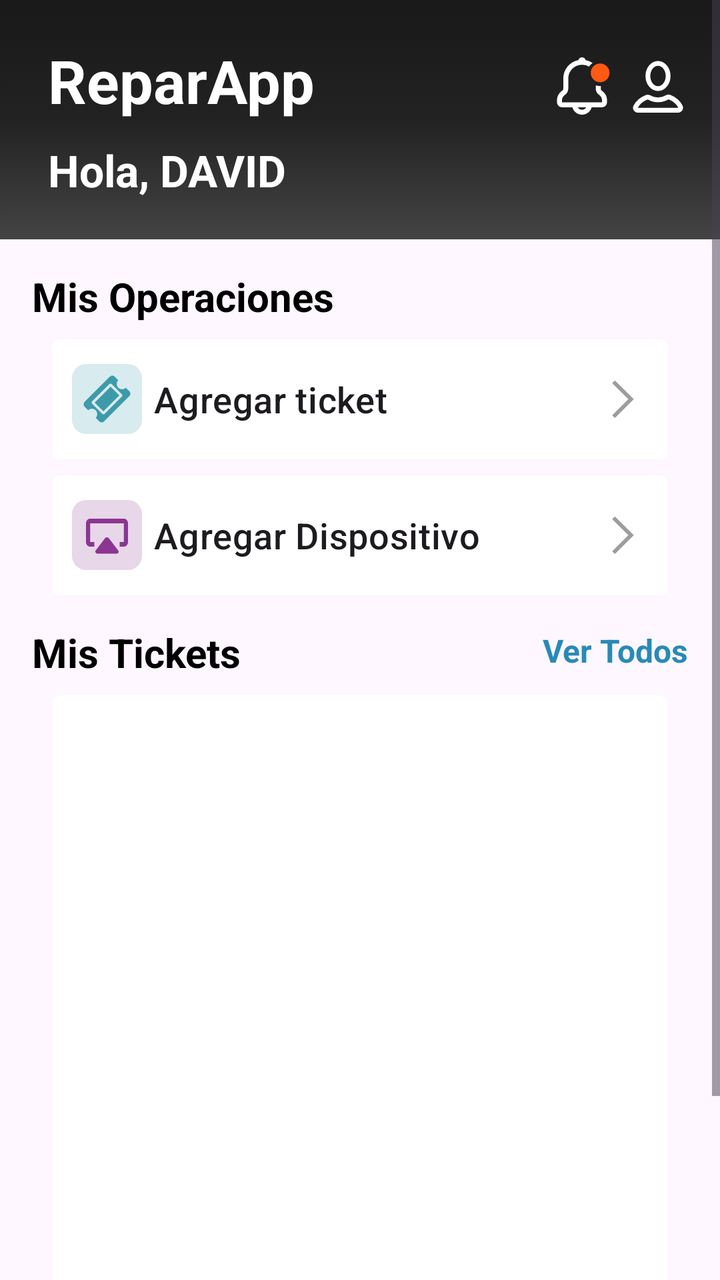
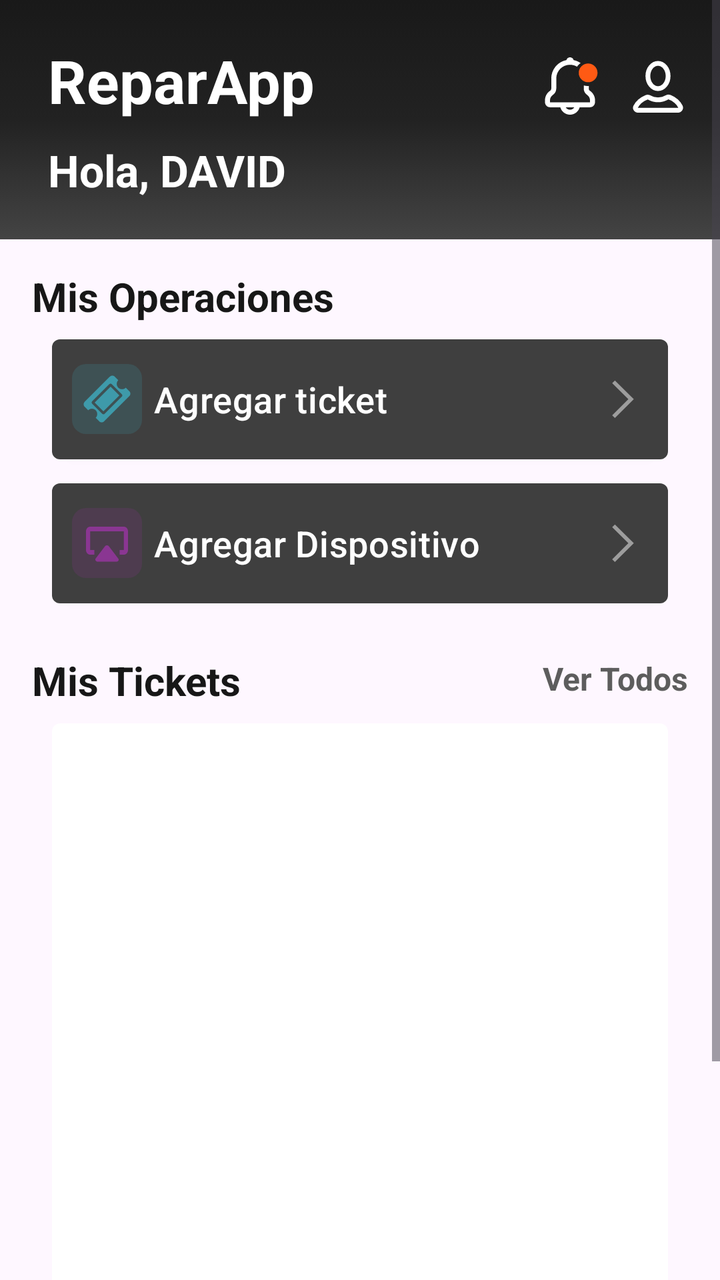

Before-and-after screenshots of an Android layout around one commit, followed by the original layout XML and the change that was made.
<!-- AndroidManifest.xml: application theme Theme.ReparApp -->
<!-- res/layout/fragment_home_user.xml -->
<?xml version="1.0" encoding="utf-8"?>
<ScrollView xmlns:android="http://schemas.android.com/apk/res/android"
    xmlns:app="http://schemas.android.com/apk/res-auto"
    xmlns:tools="http://schemas.android.com/tools"
    android:layout_width="match_parent"
    android:layout_height="match_parent">

    <LinearLayout
        android:layout_width="match_parent"
        android:layout_height="wrap_content"
        android:orientation="vertical"
        app:layout_constraintStart_toStartOf="parent"
        app:layout_constraintTop_toBottomOf="@id/headerLayout">

        <androidx.constraintlayout.widget.ConstraintLayout
            android:id="@+id/headerLayout"
            android:layout_width="match_parent"
            android:layout_height="wrap_content"
            android:background="@drawable/bg_fondo"
            android:gravity="center_vertical"
            android:orientation="horizontal"
            android:paddingHorizontal="16dp"
            android:paddingVertical="20dp"
            >

            <TextView
                android:id="@+id/tv_titulo_home"
                android:layout_width="wrap_content"
                android:layout_height="wrap_content"
                android:layout_marginStart="8dp"
                android:text="@string/home"
                android:textColor="@android:color/white"
                android:textSize="30sp"
                android:textStyle="bold"
                app:layout_constraintStart_toStartOf="parent"
                app:layout_constraintTop_toTopOf="parent" />

            <ImageView
                android:id="@+id/img_usuario_notificacion"
                android:layout_width="30dp"
                android:layout_height="30dp"
                android:layout_marginTop="8dp"
                android:layout_marginEnd="8dp"
                android:src="@drawable/icon_noti_act"
                app:layout_constraintEnd_toStartOf="@id/img_usuario_perfil"
                app:layout_constraintTop_toTopOf="parent" />

            <ImageView
                android:id="@+id/img_usuario_perfil"
                android:layout_width="30dp"
                android:layout_height="30dp"
                android:layout_marginTop="8dp"
                android:src="@drawable/icon_profile_pru"
                app:layout_constraintEnd_toEndOf="parent"
                app:layout_constraintTop_toTopOf="parent" />

            <TextView
                android:id="@+id/tv_saludo"
                android:layout_width="wrap_content"
                android:layout_height="wrap_content"
                android:layout_marginTop="10dp"
                android:text="Hola, "
                android:textColor="@color/white"
                android:textSize="22sp"
                android:textStyle="bold"
                app:layout_constraintStart_toStartOf="@id/tv_titulo_home"
                app:layout_constraintTop_toBottomOf="@id/tv_titulo_home" />

            <TextView
                android:id="@+id/tvUsername"
                android:layout_width="wrap_content"
                android:layout_height="wrap_content"
                android:layout_marginTop="10dp"
                android:text="David"
                android:textAllCaps="true"
                android:textColor="@color/white"
                android:textSize="22sp"
                android:textStyle="bold"
                app:layout_constraintStart_toEndOf="@id/tv_saludo"
                app:layout_constraintTop_toBottomOf="@id/tv_titulo_home" />


        </androidx.constraintlayout.widget.ConstraintLayout>

        <LinearLayout
            android:layout_width="match_parent"
            android:layout_height="wrap_content"
            android:layout_marginHorizontal="16dp"
            android:layout_marginTop="15dp"
            android:orientation="vertical">
            <TextView
                android:layout_width="wrap_content"
                android:layout_height="wrap_content"
                android:text="Mis Operaciones"
                android:textColor="@color/black"
                android:textSize="20dp"
                android:textStyle="bold" />

            <androidx.cardview.widget.CardView
                android:layout_width="match_parent"
                android:layout_height="wrap_content"
                android:layout_marginHorizontal="10dp"
                android:layout_marginTop="8dp"
                android:backgroundTint="@color/white"
                app:cardCornerRadius="4dp"
                app:layout_constraintTop_toTopOf="parent">

                <LinearLayout
                    android:id="@+id/llAddTicket"
                    android:layout_width="match_parent"
                    android:layout_height="60dp"
                    android:gravity="start|center"
                    android:orientation="horizontal"
                    android:paddingHorizontal="10dp"

                    >

                    <ImageView
                        android:layout_width="35dp"
                        android:layout_height="35dp"
                        android:src="@drawable/icon_ticket_prueba" />

                    <TextView
                        android:id="@+id/tv_agregar_ticket"
                        android:layout_width="0dp"
                        android:layout_height="wrap_content"
                        android:layout_marginStart="6dp"
                        android:layout_weight="1"
                        android:gravity="start|center"
                        android:text="Agregar ticket"
                        android:textAppearance="?attr/textAppearanceHeadline6"
                        android:textSize="18dp" />

                    <ImageView
                        android:layout_width="25dp"
                        android:layout_height="25dp"
                        android:layout_gravity="center|end"
                        android:src="@drawable/icon_arrow_right" />
                </LinearLayout>
            </androidx.cardview.widget.CardView>
            <androidx.cardview.widget.CardView
                android:layout_width="match_parent"
                android:layout_height="wrap_content"
                android:layout_marginHorizontal="10dp"
                android:layout_marginTop="8dp"
                android:backgroundTint="@color/white"
                app:cardCornerRadius="4dp"
                app:layout_constraintTop_toTopOf="parent">

                <LinearLayout
                    android:id="@+id/llAddDevice"
                    android:layout_width="match_parent"
                    android:layout_height="60dp"
                    android:gravity="start|center"
                    android:orientation="horizontal"
                    android:paddingHorizontal="10dp">

                    <ImageView
                        android:layout_width="35dp"
                        android:layout_height="35dp"
                        android:src="@drawable/icon_device_prueba" />

                    <TextView
                        android:id="@+id/tv_agregar_dispositivo"
                        android:layout_width="0dp"
                        android:layout_height="wrap_content"
                        android:layout_marginStart="6dp"
                        android:layout_weight="1"
                        android:gravity="start|center"
                        android:text="Agregar Dispositivo"
                        android:textAppearance="?attr/textAppearanceHeadline6"
                        android:textSize="18dp" />

                    <ImageView
                        android:layout_width="25dp"
                        android:layout_height="25dp"
                        android:layout_gravity="center|end"
                        android:src="@drawable/icon_arrow_right" />
                </LinearLayout>
            </androidx.cardview.widget.CardView>
            <androidx.constraintlayout.widget.ConstraintLayout
                android:layout_width="match_parent"
                android:layout_height="wrap_content"
                android:layout_marginTop="15dp">

                <TextView
                    android:id="@+id/tv_titulo_mis_tickets"
                    android:layout_width="wrap_content"
                    android:layout_height="wrap_content"
                    android:text="Mis Tickets"
                    android:textColor="@color/black"
                    android:textSize="20sp"
                    android:textStyle="bold"
                    app:layout_constraintBottom_toBottomOf="parent"
                    app:layout_constraintStart_toStartOf="parent"
                    app:layout_constraintTop_toTopOf="parent" />

                <TextView
                    android:id="@+id/tv_ver_todos"
                    android:layout_width="wrap_content"
                    android:layout_height="24dp"
                    android:text="Ver Todos"
                    android:textColor="#298AB6"
                    android:textSize="16dp"
                    android:textStyle="bold"
                    app:layout_constraintBottom_toBottomOf="@id/tv_titulo_mis_tickets"
                    app:layout_constraintEnd_toEndOf="parent"
                    app:layout_constraintTop_toTopOf="parent" />
            </androidx.constraintlayout.widget.ConstraintLayout>

            <androidx.cardview.widget.CardView
                android:layout_width="match_parent"
                android:layout_height="350dp"
                android:layout_marginHorizontal="10dp"
                android:layout_marginTop="8dp"
                app:cardCornerRadius="4dp">

                <TextView
                    android:id="@+id/tv_no_tickets"
                    android:layout_width="match_parent"
                    android:layout_height="wrap_content"
                    android:text="No hay tickets registrados"
                    android:gravity="center"
                    android:textSize="16sp"
                    android:textColor="@color/black"
                    android:visibility="gone"
                    android:layout_marginTop="10dp"
                    />

                <androidx.recyclerview.widget.RecyclerView
                    android:id="@+id/rv_historial_tickets"
                    android:layout_width="match_parent"
                    android:layout_height="350dp"
                    android:paddingHorizontal="10dp"
                    tools:layoutManager="LinearLayoutManager"
                    tools:listitem="@layout/item_ticket"
                    tools:orientation="vertical" />

            </androidx.cardview.widget.CardView>
            <androidx.constraintlayout.widget.ConstraintLayout
                android:layout_width="match_parent"
                android:layout_height="wrap_content"
                android:layout_marginTop="15dp">

                <TextView
                    android:id="@+id/tv_mis_disipositivo"
                    android:layout_width="wrap_content"
                    android:layout_height="wrap_content"
                    android:text="Mis Dispositivos"
                    android:textColor="@color/black"
                    android:textSize="20sp"
                    android:textStyle="bold"
                    app:layout_constraintBottom_toBottomOf="parent"
                    app:layout_constraintStart_toStartOf="parent"
                    app:layout_constraintTop_toTopOf="parent" />


            </androidx.constraintlayout.widget.ConstraintLayout>

            <androidx.recyclerview.widget.RecyclerView
                android:id="@+id/rv_lista_dispositivos"
                android:layout_width="match_parent"
                android:layout_height="wrap_content"
                android:layout_marginTop="8dp"
                app:layout_constraintEnd_toEndOf="parent"
                app:layout_constraintStart_toStartOf="parent"
                app:layout_constraintTop_toBottomOf="@+id/misDevicesTitle"
                tools:layoutManager="LinearLayoutManager"
                tools:listitem="@layout/item_device"
                tools:orientation="horizontal" />

        </LinearLayout>




    </LinearLayout>

</ScrollView>
<!-- res/layout/item_ticket.xml (included above) -->
<?xml version="1.0" encoding="utf-8"?>
<LinearLayout xmlns:android="http://schemas.android.com/apk/res/android"
    android:layout_width="match_parent"
    android:layout_height="80dp"
    xmlns:app="http://schemas.android.com/apk/res-auto"
    android:layout_marginHorizontal="8dp"
    android:layout_marginBottom="8dp"
    android:orientation="horizontal"
    android:gravity="center_vertical"

    >


        <ImageView
            android:id="@+id/ticketIcon"
            android:layout_width="45dp"
            android:layout_height="45dp"
            android:src="@drawable/icon_ticket_prueba"
            android:contentDescription="Ticket Type Icon"
            app:tint="@android:color/black"
            android:layout_marginEnd="12dp" />

        <LinearLayout
            android:layout_width="0dp"
            android:layout_height="wrap_content"
            android:layout_weight="1"
            android:layout_marginEnd="10dp"
            android:orientation="vertical">

            <TextView
                android:id="@+id/ticket_codigo"
                android:layout_width="wrap_content"
                android:layout_height="wrap_content"
                android:text="TICKET"
                android:maxLines="1"
                android:textColor="@android:color/black"
                android:textSize="16sp"

                android:textStyle="bold" />

            <TextView
                android:id="@+id/ticket_fecha_reporte"
                android:layout_width="wrap_content"
                android:layout_height="wrap_content"
                android:text="12 Mayo 2025 - 9:14 Am"
                android:textColor="@color/grey"
                android:textSize="14sp"
                android:layout_marginTop="4dp" />

        </LinearLayout>

        <com.google.android.material.button.MaterialButton
            android:id="@+id/btn_ticket_ver_detalle"
            android:layout_width="wrap_content"
            android:layout_height="50dp"
            android:text="Ir"
            android:textColor="@android:color/white"
            android:backgroundTint = "@color/black"
            android:textSize="16sp"
            android:paddingHorizontal="10dp"
            android:textAllCaps="false"
            android:minWidth="0dp"
            app:icon="@drawable/ic_arrow_right"
            app:iconGravity="end"
            app:cornerRadius="5dp"/>


    </LinearLayout>
<!-- res/layout/item_device.xml (included above) -->
<?xml version="1.0" encoding="utf-8"?>
<androidx.constraintlayout.widget.ConstraintLayout xmlns:android="http://schemas.android.com/apk/res/android"
    xmlns:app="http://schemas.android.com/apk/res-auto"
    android:layout_width="wrap_content"
    android:layout_height="195dp"
    android:layout_marginEnd="12dp"
    android:layout_margin="8dp"
    >

    <ImageView
        android:id="@+id/img_dispositivo"
        android:layout_width="164dp"
        android:layout_height="164dp"
        android:background="@drawable/grey_bg_prueba"
        android:src="@drawable/televisor"
        android:padding="16dp"
        android:scaleType= "centerCrop"
        app:layout_constraintTop_toTopOf="parent"
        app:layout_constraintStart_toStartOf="parent"
        app:layout_constraintEnd_toEndOf="parent"
        />

    <TextView
        android:id="@+id/tv_modelo_dispositivo"
        android:layout_width="wrap_content"
        android:layout_height="wrap_content"
        android:text="HP Pavilion 15"
        android:textColor="@android:color/black"
        android:textSize="16sp"
        android:textStyle="bold"
        android:layout_marginTop="4dp"
        app:layout_constraintStart_toStartOf="parent"
        app:layout_constraintEnd_toEndOf="parent"
        app:layout_constraintTop_toBottomOf="@id/img_dispositivo"
        />

</androidx.constraintlayout.widget.ConstraintLayout>
<!-- resources referenced by this layout -->
<resources>
  <color name="black">#FF000000</color>
  <color name="grey">#828282</color>
  <color name="white">#FFFFFFFF</color>
  <!-- drawable bg_fondo (drawable) -->
  <?xml version="1.0" encoding="utf-8"?>
  <selector xmlns:android="http://schemas.android.com/apk/res/android">
      <item>
          <shape android:shape="rectangle">
              <gradient
                  android:type="linear"
                  android:angle="270"
                  android:startColor="#191919"
                  android:centerColor="#222222"
                  android:endColor="#444444"
                  android:gradientRadius="0.8"
              />
          </shape>
      </item>
  </selector>
  <!-- drawable grey_bg_prueba (drawable) -->
  <?xml version="1.0" encoding="utf-8"?>
  <selector xmlns:android="http://schemas.android.com/apk/res/android">
      <item>
          <shape android:shape="rectangle">
              <corners android:radius="10dp"/>
              <solid android:color="@color/light_Grey"/>
          </shape>
      </item>
  </selector>
  <!-- drawable icon_arrow_right (drawable) -->
  <vector xmlns:android="http://schemas.android.com/apk/res/android"
      android:width="20dp"
      android:height="20dp"
      android:viewportWidth="20"
      android:viewportHeight="20">
    <path
        android:pathData="M6.764,17.608L5.667,16.511L12.139,10.094L5.667,3.676L6.764,2.579L14.333,10.094L6.764,17.608Z"
        android:fillColor="#9D9D9D"/>
  </vector>
  <!-- drawable icon_profile_pru (drawable) -->
  <vector xmlns:android="http://schemas.android.com/apk/res/android"
      android:width="50dp"
      android:height="50dp"
      android:viewportWidth="50"
      android:viewportHeight="50">
    <path
        android:pathData="M25,6.167C29.323,6.167 33.416,10.511 33.416,16.667C33.416,22.822 29.323,27.166 25,27.167C20.678,27.167 16.583,22.823 16.583,16.667C16.583,10.511 20.678,6.167 25,6.167Z"
        android:strokeWidth="4"
        android:fillColor="#00000000"
        android:strokeColor="#ffffff"/>
    <path
        android:pathData="M32.695,34.381C33.067,34.158 33.845,34.058 34.723,34.336C38.902,36.061 42.012,38.869 43.628,42.101C44.321,43.487 43.327,45.249 41.458,45.249H8.542C7.655,45.249 6.904,44.805 6.484,44.204C6.081,43.626 6.015,42.975 6.345,42.364L6.358,42.337L6.372,42.31C7.996,39.062 11.13,36.239 15.341,34.516L15.41,34.488L15.477,34.454C15.997,34.194 16.761,34.22 17.482,34.483C19.801,35.839 22.187,36.541 25,36.541C27.884,36.541 30.321,35.805 32.695,34.381Z"
        android:strokeWidth="4"
        android:fillColor="#00000000"
        android:strokeColor="#ffffff"/>
  </vector>
  <string name="home">ReparApp</string>
  <style name="Theme.ReparApp" parent="Base.Theme.ReparApp" />
  <color name="light_Grey">#E9E9E9</color>
  <style name="Base.Theme.ReparApp" parent="Theme.Material3.DayNight.NoActionBar">
          
          
      </style>
  <!-- unchanged entries left out for length: 5 -->
</resources>

<!-- the commit's change to res/layout/fragment_home_user.xml (unified diff, before → after) -->
@@ -40,7 +40,7 @@
                 android:layout_width="30dp"
                 android:layout_height="30dp"
                 android:layout_marginTop="8dp"
-                android:layout_marginEnd="8dp"
+                android:layout_marginEnd="14dp"
                 android:src="@drawable/icon_noti_act"
                 app:layout_constraintEnd_toStartOf="@id/img_usuario_perfil"
                 app:layout_constraintTop_toTopOf="parent" />
@@ -92,7 +92,7 @@
                 android:layout_width="wrap_content"
                 android:layout_height="wrap_content"
                 android:text="Mis Operaciones"
-                android:textColor="@color/black"
+                android:textColor="@color/primary_title"
                 android:textSize="20dp"
                 android:textStyle="bold" />
 
@@ -103,6 +103,7 @@
                 android:layout_marginTop="8dp"
                 android:backgroundTint="@color/white"
                 app:cardCornerRadius="4dp"
+                android:layout_marginBottom="4dp"
                 app:layout_constraintTop_toTopOf="parent">
 
                 <LinearLayout
@@ -112,7 +113,7 @@
                     android:gravity="start|center"
                     android:orientation="horizontal"
                     android:paddingHorizontal="10dp"
-
+                    android:background="#3f3f3f"
                     >
 
                     <ImageView
@@ -127,6 +128,7 @@
                         android:layout_marginStart="6dp"
                         android:layout_weight="1"
                         android:gravity="start|center"
+                        android:textColor="@color/white"
                         android:text="Agregar ticket"
                         android:textAppearance="?attr/textAppearanceHeadline6"
                         android:textSize="18dp" />
@@ -153,6 +155,7 @@
                     android:layout_height="60dp"
                     android:gravity="start|center"
                     android:orientation="horizontal"
+                    android:background="#3f3f3f"
                     android:paddingHorizontal="10dp">
 
                     <ImageView
@@ -166,6 +169,7 @@
                         android:layout_height="wrap_content"
                         android:layout_marginStart="6dp"
                         android:layout_weight="1"
+                        android:textColor="@color/white"
                         android:gravity="start|center"
                         android:text="Agregar Dispositivo"
                         android:textAppearance="?attr/textAppearanceHeadline6"
@@ -181,14 +185,14 @@
             <androidx.constraintlayout.widget.ConstraintLayout
                 android:layout_width="match_parent"
                 android:layout_height="wrap_content"
-                android:layout_marginTop="15dp">
+                android:layout_marginTop="25dp">
 
                 <TextView
                     android:id="@+id/tv_titulo_mis_tickets"
                     android:layout_width="wrap_content"
                     android:layout_height="wrap_content"
                     android:text="Mis Tickets"
-                    android:textColor="@color/black"
+                    android:textColor="@color/primary_title"
                     android:textSize="20sp"
                     android:textStyle="bold"
                     app:layout_constraintBottom_toBottomOf="parent"
@@ -200,7 +204,7 @@
                     android:layout_width="wrap_content"
                     android:layout_height="24dp"
                     android:text="Ver Todos"
-                    android:textColor="#298AB6"
+                    android:textColor="#5D5D5D"
                     android:textSize="16dp"
                     android:textStyle="bold"
                     app:layout_constraintBottom_toBottomOf="@id/tv_titulo_mis_tickets"
@@ -240,14 +244,14 @@
             <androidx.constraintlayout.widget.ConstraintLayout
                 android:layout_width="match_parent"
                 android:layout_height="wrap_content"
-                android:layout_marginTop="15dp">
+                android:layout_marginTop="25dp">
 
                 <TextView
                     android:id="@+id/tv_mis_disipositivo"
                     android:layout_width="wrap_content"
                     android:layout_height="wrap_content"
                     android:text="Mis Dispositivos"
-                    android:textColor="@color/black"
+                    android:textColor="@color/primary_title"
                     android:textSize="20sp"
                     android:textStyle="bold"
                     app:layout_constraintBottom_toBottomOf="parent"
@@ -313,7 +317,7 @@
                 android:layout_height="wrap_content"
                 android:text="TICKET"
                 android:maxLines="1"
-                android:textColor="@android:color/black"
+                android:textColor="@color/primary_title"
                 android:textSize="16sp"
 
                 android:textStyle="bold" />
@@ -335,7 +339,7 @@
             android:layout_height="50dp"
             android:text="Ir"
             android:textColor="@android:color/white"
-            android:backgroundTint = "@color/black"
+            android:backgroundTint = "#121212"
             android:textSize="16sp"
             android:paddingHorizontal="10dp"
             android:textAllCaps="false"
<!-- resource entries referenced after the edit -->
@@ -2,6 +2,7 @@
 <resources>
   <color name="black">#FF000000</color>
   <color name="grey">#828282</color>
+  <color name="primary_title">#171717</color>
   <color name="white">#FFFFFFFF</color>
   <!-- drawable bg_fondo (drawable) -->
   <?xml version="1.0" encoding="utf-8"?>
@@ -25,7 +26,7 @@
       <item>
           <shape android:shape="rectangle">
               <corners android:radius="10dp"/>
-              <solid android:color="@color/light_Grey"/>
+              <solid android:color="#BFBFBF"/>
           </shape>
       </item>
   </selector>
@@ -58,10 +59,8 @@
   </vector>
   <string name="home">ReparApp</string>
   <style name="Theme.ReparApp" parent="Base.Theme.ReparApp" />
-  <color name="light_Grey">#E9E9E9</color>
   <style name="Base.Theme.ReparApp" parent="Theme.Material3.DayNight.NoActionBar">
-          
-          
+  
       </style>
   <!-- unchanged entries left out for length: 5 -->
 </resources>
